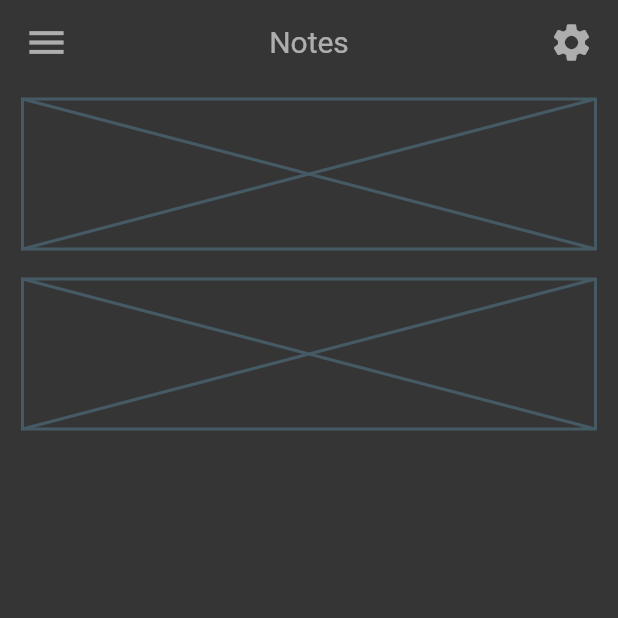
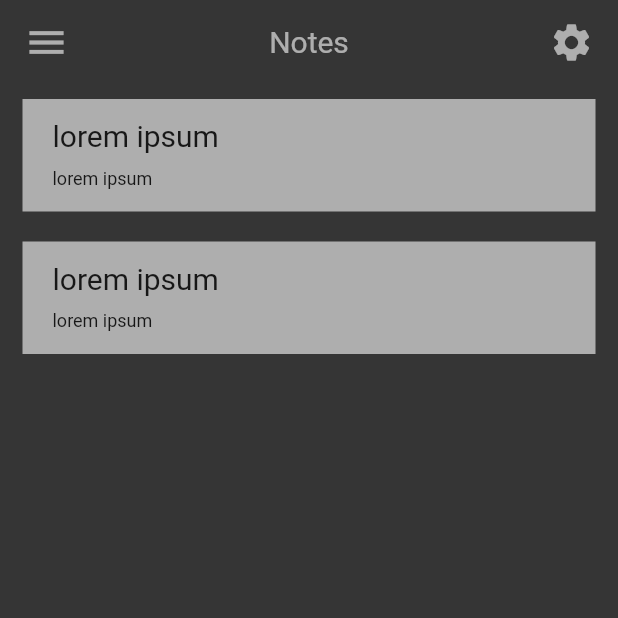
Before and after one commit to Sencres013/Flutter-notes-app, a Flutter app: the screen it shows after launch, on a phone screen of 412 x 824 dp, the top half of it. Run offline on Flutter 3.47's test engine with Material 2 defaults, Android fonts, the phone set to English and light mode, and no system bars.

Commit message:
Added note components to note preview

```diff
--- a/lib/models/note.dart
+++ b/lib/models/note.dart
@@ -3,7 +3,7 @@ class Note {
   String? body;
   int? id;
 
-  Note({ required this.title, required this.body }) {
+  Note({required this.title, required this.body}) {
     id = DateTime.now().millisecondsSinceEpoch;
   }
 }
--- a/lib/views/home.dart
+++ b/lib/views/home.dart
@@ -1,6 +1,7 @@
 import "package:flutter/material.dart";
 import "../widgets/app_bar.dart";
 import "../widgets/note_preview.dart";
+import "../models/note.dart";
 
 class Home extends StatelessWidget {
   const Home({super.key});
@@ -12,8 +13,8 @@ class Home extends StatelessWidget {
       body: SafeArea(
         child: ListView(
           children: [
-            NotePreview(),
-            NotePreview(),
+            NotePreview(note: Note(title: "lorem ipsum", body: "lorem ipsum")),
+            NotePreview(note: Note(title: "lorem ipsum", body: "lorem ipsum")),
           ],
         ),
       ),
--- a/lib/widgets/note_preview.dart
+++ b/lib/widgets/note_preview.dart
@@ -1,16 +1,42 @@
 import "package:flutter/material.dart";
+import "../models/note.dart";
+import "../data/colors.dart";
 
 class NotePreview extends StatelessWidget {
-  const NotePreview({super.key});
+  const NotePreview({
+    super.key,
+    required this.note,
+  });
+
+  final Note note;
 
   @override
   Widget build(BuildContext context) {
-    return Center(
-      child: GestureDetector(
-        child: Container(
-          margin: EdgeInsets.symmetric(vertical: 10, horizontal: 15),
-          height: 100,
-          child: Placeholder(),
+    return GestureDetector(
+      child: Container(
+        margin: EdgeInsets.symmetric(vertical: 10, horizontal: 15),
+        padding: EdgeInsets.symmetric(vertical: 13, horizontal: 20),
+        height: 75,
+        color: fgColor,
+        child: Column(
+          crossAxisAlignment: CrossAxisAlignment.start,
+          children: [
+            Text(
+              note.title!,
+              style: TextStyle(
+                color: textColor,
+                fontSize: 20,
+              ),
+            ),
+            SizedBox(height: 10),
+            Text(
+              note.body!,
+              style: TextStyle(
+                color: textColor,
+                fontSize: 12,
+              ),
+            ),
+          ],
         ),
       ),
     );
```
